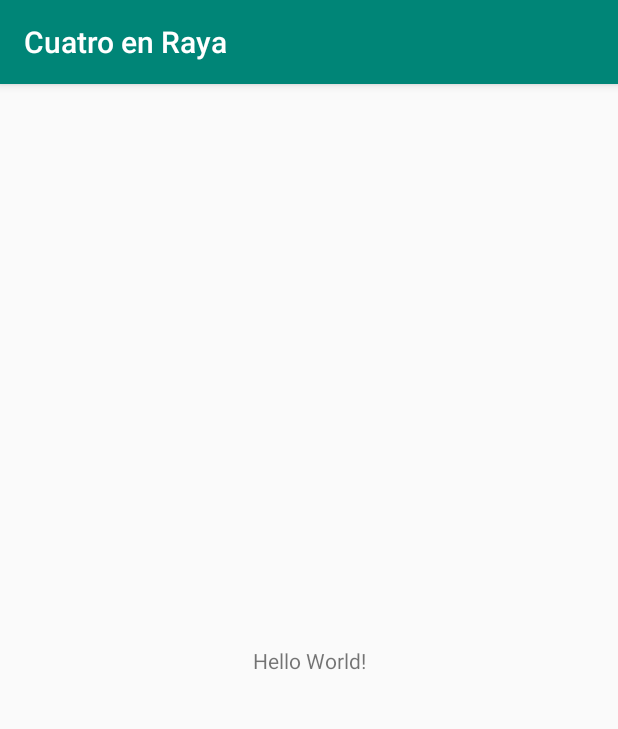
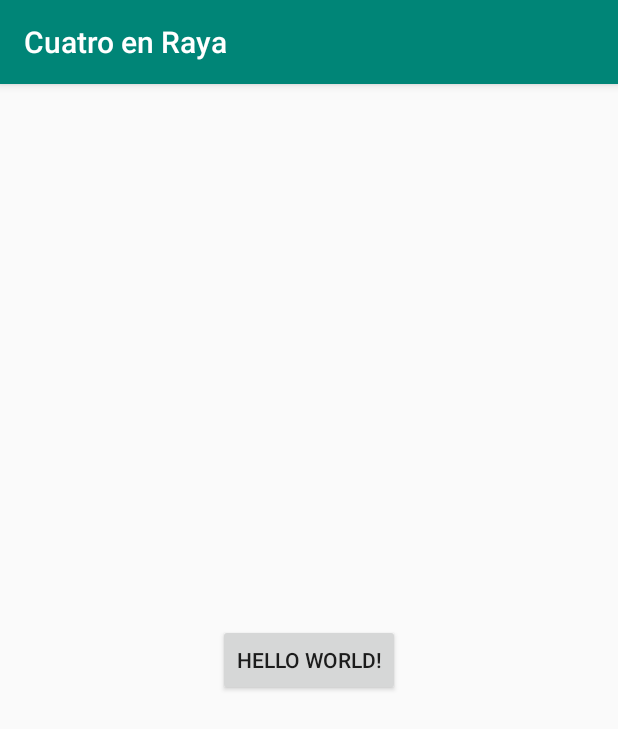
Before and after one commit to PequeConrad/Cuatro-en-raya, an Android app: the screen it shows after launch (MainActivity), on a phone screen of 412 x 824 dp. Shown: the top 729 px of the screen. Run offline under Robolectric (Android 15) with nearby library versions, the phone set to English and light mode, and no system bars.

```diff
--- a/app/src/main/AndroidManifest.xml
+++ b/app/src/main/AndroidManifest.xml
@@ -12,6 +12,7 @@
         android:roundIcon="@mipmap/ic_launcher_round"
         android:supportsRtl="true"
         android:theme="@style/AppTheme">
+        <activity android:name=".GameActivity"></activity>
         <activity android:name=".MainActivity">
             <intent-filter>
                 <action android:name="android.intent.action.MAIN" />
--- a/app/src/main/java/pepa/android/cuatroenraya/MainActivity.java
+++ b/app/src/main/java/pepa/android/cuatroenraya/MainActivity.java
@@ -2,13 +2,30 @@ package pepa.android.cuatroenraya;
 
 import androidx.appcompat.app.AppCompatActivity;
 
+import android.content.Intent;
 import android.os.Bundle;
+import android.view.View;
+import android.widget.Button;
 
 public class MainActivity extends AppCompatActivity {
+
+    Button btnHelloWorld;
 
     @Override
     protected void onCreate(Bundle savedInstanceState) {
         super.onCreate(savedInstanceState);
         setContentView(R.layout.activity_main);
+
+        btnHelloWorld = findViewById(R.id.btnHelloWorld);
+
+        btnHelloWorld.setOnClickListener(new View.OnClickListener() {
+            @Override
+            public void onClick(View v) {
+                Intent game = new Intent(MainActivity.this, GameActivity.class);
+                startActivity(game);
+                finish();
+            }
+        });
+
     }
 }
--- a/app/src/main/res/layout/activity_main.xml
+++ b/app/src/main/res/layout/activity_main.xml
@@ -6,13 +6,15 @@
     android:layout_height="match_parent"
     tools:context=".MainActivity">
 
-    <TextView
+    <Button
         android:layout_width="wrap_content"
         android:layout_height="wrap_content"
         android:text="Hello World!"
         app:layout_constraintBottom_toBottomOf="parent"
         app:layout_constraintLeft_toLeftOf="parent"
         app:layout_constraintRight_toRightOf="parent"
-        app:layout_constraintTop_toTopOf="parent" />
+        app:layout_constraintTop_toTopOf="parent"
+        android:id="@+id/btnHelloWorld"
+        />
 
 </androidx.constraintlayout.widget.ConstraintLayout>
```
Also changed, not shown: app/src/main/java/pepa/android/cuatroenraya/GameActivity.java (added, +14 -0 lines), app/src/main/res/layout/activity_game.xml (added, +9 -0 lines).
